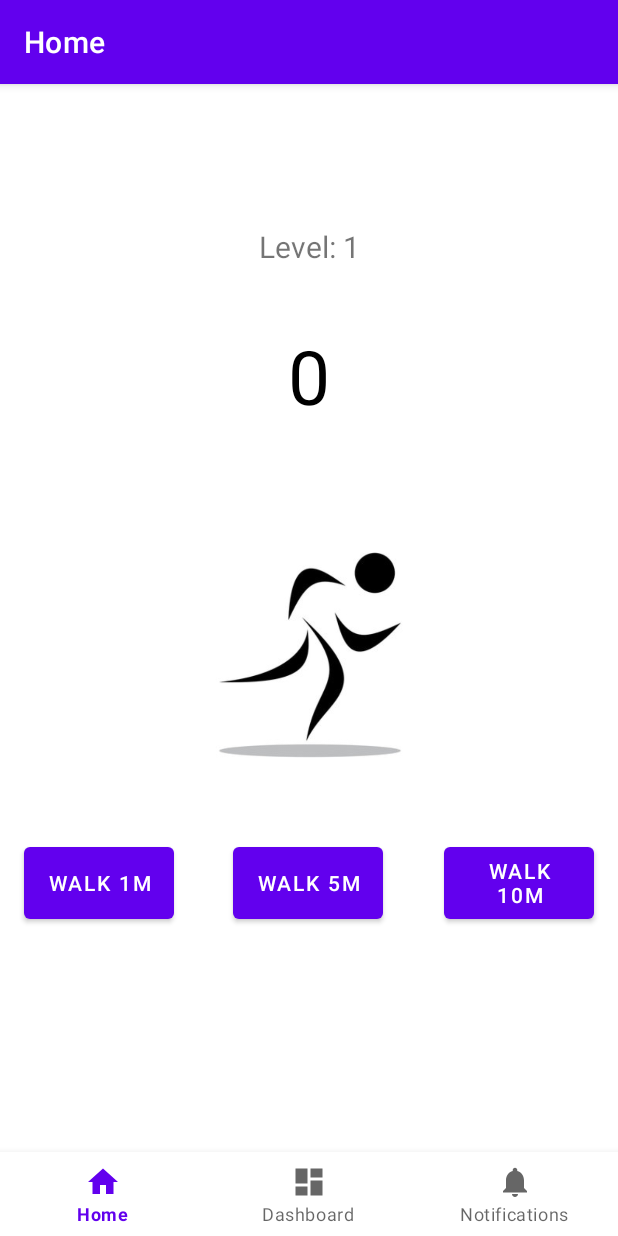
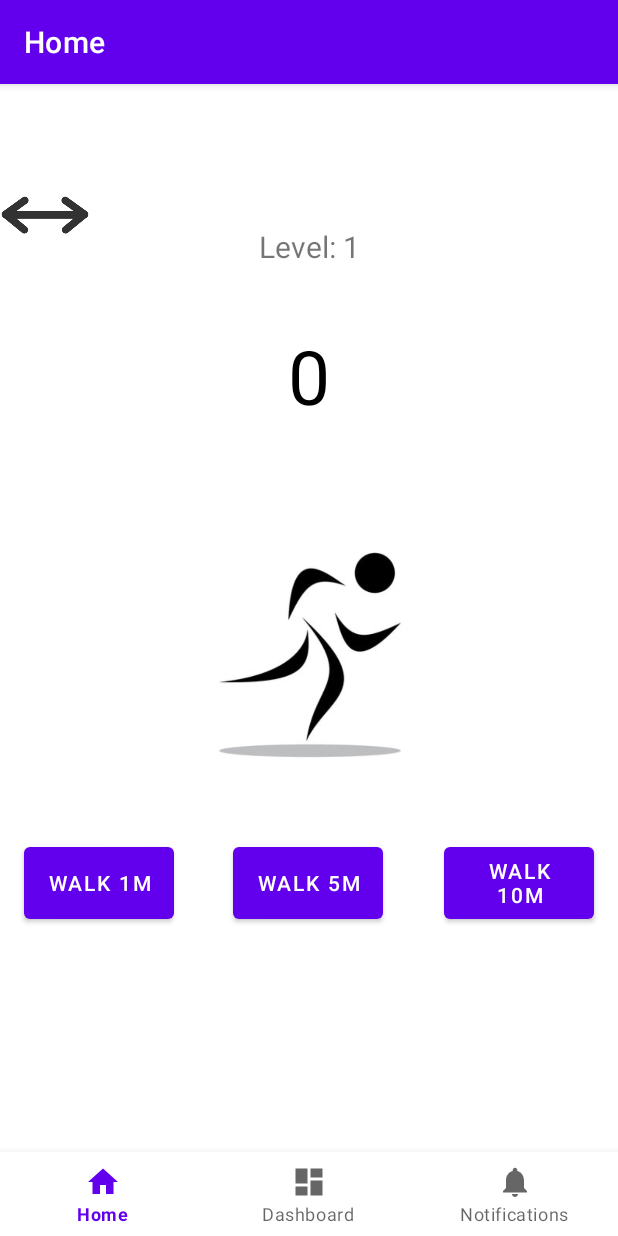
Before and after one commit to VagishVela/ubiquitous-rotary-phone, an Android app: the screen it shows after launch (MainActivity), on a phone screen of 412 x 824 dp. Run offline under Robolectric (Android 15) with nearby library versions, the phone set to English and light mode, and no system bars; our stand-ins replace navigation-ui.

Commit message:
Add left and right arrows

```diff
--- a/app/src/main/res/layout/fragment_home.xml
+++ b/app/src/main/res/layout/fragment_home.xml
@@ -90,4 +90,20 @@
         app:layout_constraintHorizontal_bias="0.0"
         app:layout_constraintStart_toStartOf="parent"
         app:layout_constraintTop_toTopOf="parent" />
+
+    <ImageView
+        android:id="@+id/rightArrow"
+        android:layout_width="60dp"
+        android:layout_height="60dp"
+        android:src="@drawable/right_arrow"
+        tools:layout_editor_absoluteX="335dp"
+        tools:layout_editor_absoluteY="297dp" />
+
+    <ImageView
+        android:id="@+id/imageView3"
+        android:layout_width="60dp"
+        android:layout_height="60dp"
+        android:src="@drawable/left_arrow"
+        tools:layout_editor_absoluteX="16dp"
+        tools:layout_editor_absoluteY="297dp" />
 </androidx.constraintlayout.widget.ConstraintLayout>
```
